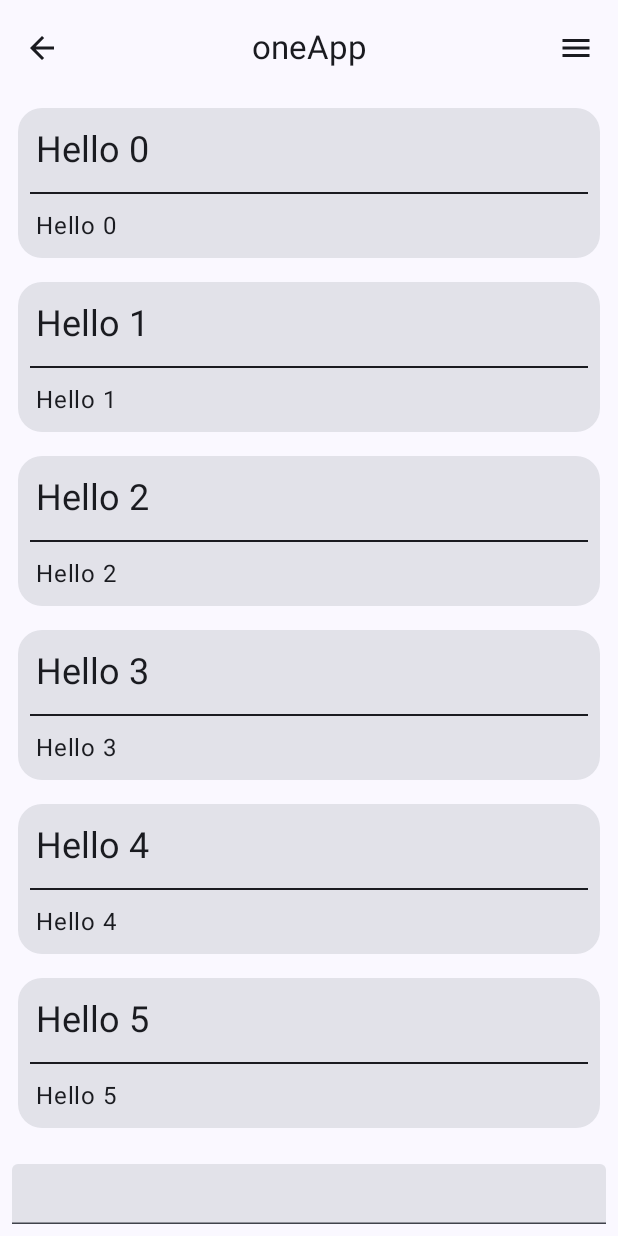
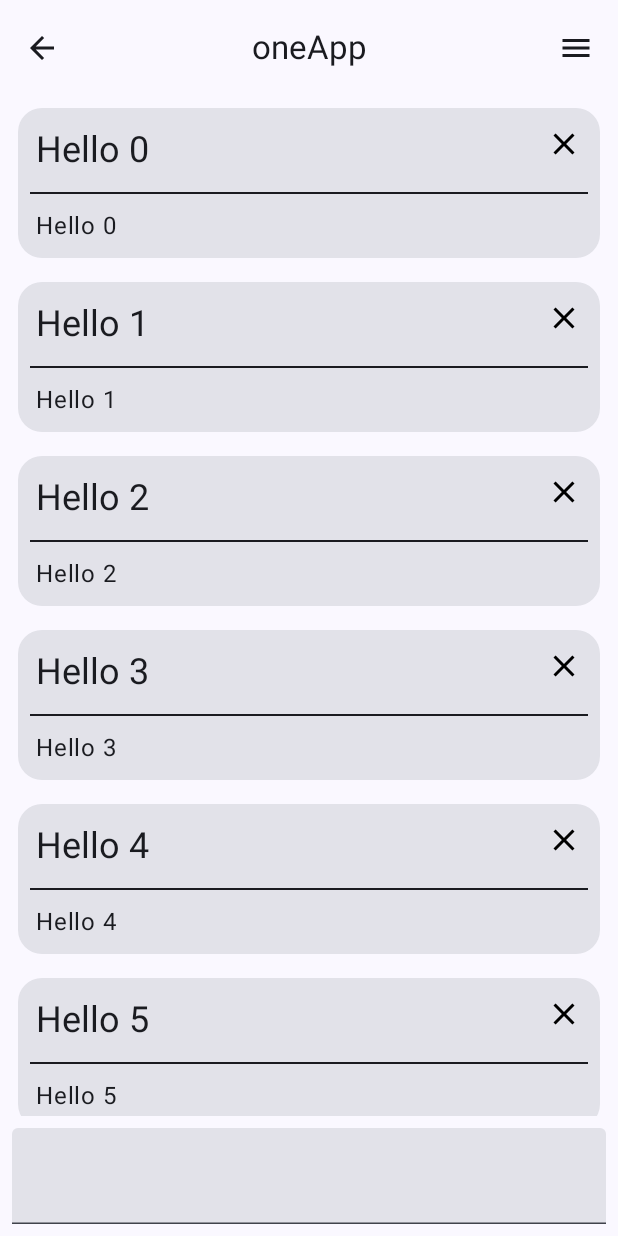
Before and after one commit to re4rk/one-app, an Android app built with Jetpack Compose: the @Preview function GreetingPreview, on a phone screen of 412 x 824 dp. Run offline under Robolectric (Android 15) with nearby library versions, the phone set to English and light mode, and no system bars.

Commit message:
feat: 메모 지우기 기능 추가

```diff
--- a/data/src/main/java/com/re4rk/data/repository/MemoDao.kt
+++ b/data/src/main/java/com/re4rk/data/repository/MemoDao.kt
@@ -14,6 +14,6 @@ interface MemoDao {
     @Insert(onConflict = OnConflictStrategy.IGNORE)
     suspend fun insertMemoEntity(memoEntity: MemoEntity)
 
-    @Query("DELETE FROM memos")
-    suspend fun deleteMemos()
+    @Query("DELETE FROM memos WHERE id = :id")
+    suspend fun deleteMemo(id: Int)
 }
--- a/data/src/main/java/com/re4rk/data/repository/OfflineFirstMemoRepository.kt
+++ b/data/src/main/java/com/re4rk/data/repository/OfflineFirstMemoRepository.kt
@@ -2,7 +2,6 @@ package com.re4rk.data.repository
 
 import com.re4rk.domain.model.Memo
 import com.re4rk.domain.repository.MemoRepository
-import kotlinx.coroutines.flow.first
 import kotlinx.coroutines.flow.transform
 
 class OfflineFirstMemoRepository(
@@ -17,7 +16,7 @@ class OfflineFirstMemoRepository(
         memoDao.insertMemoEntity(MemoEntity.from(memo))
     }
 
-    override suspend fun deleteMemos() {
-        memoDao.deleteMemos()
+    override suspend fun deleteMemo(id: Int) {
+        memoDao.deleteMemo(id)
     }
 }
--- a/domain/src/main/java/com/re4rk/domain/repository/MemoRepository.kt
+++ b/domain/src/main/java/com/re4rk/domain/repository/MemoRepository.kt
@@ -6,5 +6,5 @@ import kotlinx.coroutines.flow.Flow
 interface MemoRepository {
     fun getMemos(): Flow<List<Memo>>
     suspend fun insertMemo(memo: Memo)
-    suspend fun deleteMemos()
+    suspend fun deleteMemo(id: Int)
 }
--- a/presentation/src/main/kotlin/com/re4rk/presentation/ui/memo/MemoActivity.kt
+++ b/presentation/src/main/kotlin/com/re4rk/presentation/ui/memo/MemoActivity.kt
@@ -6,6 +6,7 @@ import android.os.Bundle
 import androidx.activity.ComponentActivity
 import androidx.activity.compose.setContent
 import androidx.activity.viewModels
+import androidx.core.view.WindowCompat
 import dagger.hilt.android.AndroidEntryPoint
 
 @AndroidEntryPoint
@@ -14,11 +15,14 @@ class MemoActivity : ComponentActivity() {
 
     override fun onCreate(savedInstanceState: Bundle?) {
         super.onCreate(savedInstanceState)
+        WindowCompat.setDecorFitsSystemWindows(window, false)
+
         setContent {
             MemoScreen(
                 { finish() },
                 { /* TODO */ },
                 { vm.addMemo(it) },
+                { vm.deleteMemo(it) },
                 vm,
             )
         }
--- a/presentation/src/main/kotlin/com/re4rk/presentation/ui/memo/MemoScreen.kt
+++ b/presentation/src/main/kotlin/com/re4rk/presentation/ui/memo/MemoScreen.kt
@@ -1,7 +1,11 @@
 package com.re4rk.presentation.ui.memo
 
+import androidx.compose.foundation.Image
+import androidx.compose.foundation.clickable
 import androidx.compose.foundation.layout.Box
 import androidx.compose.foundation.layout.Column
+import androidx.compose.foundation.layout.Row
+import androidx.compose.foundation.layout.Spacer
 import androidx.compose.foundation.layout.fillMaxSize
 import androidx.compose.foundation.layout.fillMaxWidth
 import androidx.compose.foundation.layout.height
@@ -12,6 +16,7 @@ import androidx.compose.foundation.lazy.LazyColumn
 import androidx.compose.foundation.shape.RoundedCornerShape
 import androidx.compose.material.icons.Icons
 import androidx.compose.material.icons.filled.ArrowBack
+import androidx.compose.material.icons.filled.Close
 import androidx.compose.material.icons.filled.Menu
 import androidx.compose.material3.Card
 import androidx.compose.material3.Divider
@@ -40,6 +45,7 @@ fun MemoScreen(
     onNavigationClick: () -> Unit = { },
     onActionClick: () -> Unit = { },
     onSubmit: (String) -> Unit = { },
+    onDelete: (Int) -> Unit = { },
     vm: MemoViewModel,
 ) {
     val memos: List<Memo> by vm.memo.collectAsStateWithLifecycle()
@@ -48,6 +54,7 @@ fun MemoScreen(
         onNavigationClick = onNavigationClick,
         onActionClick = onActionClick,
         onSubmit = onSubmit,
+        onDelete = onDelete,
         memos = memos,
     )
 }
@@ -58,6 +65,7 @@ private fun Screen(
     onNavigationClick: () -> Unit,
     onActionClick: () -> Unit,
     onSubmit: (String) -> Unit,
+    onDelete: (Int) -> Unit,
     memos: List<Memo>,
 ) {
     OneAppTheme {
@@ -83,7 +91,7 @@ private fun Screen(
                     TextField(
                         modifier = Modifier
                             .fillMaxWidth()
-                            .height(40.dp),
+                            .height(64.dp),
                         value = text.value,
                         onValueChange = {
                             text.value = it
@@ -102,7 +110,10 @@ private fun Screen(
                 LazyColumn {
                     memos.forEach { memo ->
                         item {
-                            MemoCard(memo = memo)
+                            MemoCard(
+                                memo = memo,
+                                onDelete = onDelete,
+                            )
                         }
                     }
                 }
@@ -117,6 +128,7 @@ private fun MemoCard(
     onClick: () -> Unit = { },
     modifier: Modifier = Modifier,
     memo: Memo,
+    onDelete: (Int) -> Unit = { },
 ) {
     Card(
         onClick = onClick,
@@ -129,15 +141,26 @@ private fun MemoCard(
         shape = RoundedCornerShape(16.dp),
     ) {
         Column {
-            Text(
-                text = memo.title,
+            Row(
                 modifier = Modifier
                     .padding(12.dp),
-                maxLines = 1,
-                style = MaterialTheme.typography.headlineSmall,
-
-                overflow = TextOverflow.Ellipsis,
-            )
+            ) {
+                Text(
+                    text = memo.title,
+                    maxLines = 1,
+                    style = MaterialTheme.typography.headlineSmall,
+                    overflow = TextOverflow.Ellipsis,
+                )
+                Spacer(
+                    modifier = Modifier
+                        .weight(1f),
+                )
+                Image(
+                    imageVector = Icons.Default.Close,
+                    contentDescription = null,
+                    modifier = modifier.clickable { onDelete(memo.id) },
+                )
+            }
 
             Divider(
                 thickness = 1.dp,
@@ -165,6 +188,7 @@ fun GreetingPreview() {
         onActionClick = {},
         onNavigationClick = {},
         onSubmit = {},
+        onDelete = {},
         memos = List(20) {
             Memo(
                 id = it,
--- a/presentation/src/main/kotlin/com/re4rk/presentation/ui/memo/MemoViewModel.kt
+++ b/presentation/src/main/kotlin/com/re4rk/presentation/ui/memo/MemoViewModel.kt
@@ -26,4 +26,10 @@ class MemoViewModel @Inject constructor(
             memoRepository.insertMemo(Memo(title = string, content = string))
         }
     }
+
+    fun deleteMemo(id: Int) {
+        viewModelScope.launch {
+            memoRepository.deleteMemo(id)
+        }
+    }
 }
```
